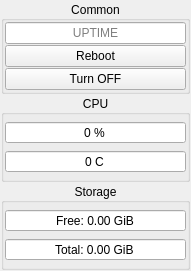
Qt form Apps/ManagePanel/src/gui/widgets/systemstatuswidget.ui (VinTRiZz/RemoteObjectDetector) before a commit.
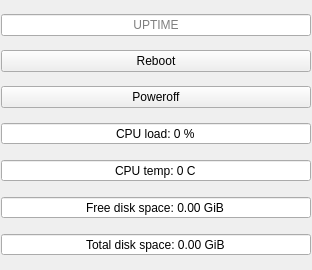
The same form after that commit.

Diff of the .ui file:
```diff
--- a/Apps/ManagePanel/src/gui/widgets/systemstatuswidget.ui
+++ b/Apps/ManagePanel/src/gui/widgets/systemstatuswidget.ui
@@ -6,8 +6,8 @@
    <rect>
     <x>0</x>
     <y>0</y>
-    <width>191</width>
-    <height>271</height>
+    <width>312</width>
+    <height>270</height>
    </rect>
   </property>
   <property name="windowTitle">
@@ -82,30 +82,6 @@
         <number>1</number>
        </property>
        <item>
-        <widget class="QGroupBox" name="groupBox_3">
-         <property name="title">
-          <string>Common</string>
-         </property>
-         <property name="alignment">
-          <set>Qt::AlignCenter</set>
-         </property>
-         <layout class="QVBoxLayout" name="verticalLayout_3">
-          <property name="spacing">
-           <number>1</number>
-          </property>
-          <property name="leftMargin">
-           <number>1</number>
-          </property>
-          <property name="topMargin">
-           <number>1</number>
-          </property>
-          <property name="rightMargin">
-           <number>1</number>
-          </property>
-          <property name="bottomMargin">
-           <number>1</number>
-          </property>
-          <item>
            <widget class="QLineEdit" name="lineEditUptime">
             <property name="toolTip">
              <string>Uptime</string>
@@ -134,37 +110,10 @@
           <item>
            <widget class="QPushButton" name="pushButtonPoweroff">
             <property name="text">
-             <string>Turn OFF</string>
+          <string>Poweroff</string>
             </property>
            </widget>
           </item>
-         </layout>
-        </widget>
-       </item>
-       <item>
-        <widget class="QGroupBox" name="groupBox">
-         <property name="title">
-          <string>CPU</string>
-         </property>
-         <property name="alignment">
-          <set>Qt::AlignCenter</set>
-         </property>
-         <layout class="QVBoxLayout" name="verticalLayout">
-          <property name="spacing">
-           <number>1</number>
-          </property>
-          <property name="leftMargin">
-           <number>1</number>
-          </property>
-          <property name="topMargin">
-           <number>1</number>
-          </property>
-          <property name="rightMargin">
-           <number>1</number>
-          </property>
-          <property name="bottomMargin">
-           <number>1</number>
-          </property>
           <item>
            <widget class="QSpinBox" name="spinBoxCPUCurrent">
             <property name="sizePolicy">
@@ -186,7 +135,7 @@
              <string> %</string>
             </property>
             <property name="prefix">
-             <string/>
+          <string>CPU load: </string>
             </property>
             <property name="maximum">
              <number>100</number>
@@ -208,7 +157,7 @@
              <string> C</string>
             </property>
             <property name="prefix">
-             <string/>
+          <string>CPU temp: </string>
             </property>
             <property name="minimum">
              <number>-300</number>
@@ -218,33 +167,6 @@
             </property>
            </widget>
           </item>
-         </layout>
-        </widget>
-       </item>
-       <item>
-        <widget class="QGroupBox" name="groupBox_2">
-         <property name="title">
-          <string>Storage</string>
-         </property>
-         <property name="alignment">
-          <set>Qt::AlignCenter</set>
-         </property>
-         <layout class="QVBoxLayout" name="verticalLayout_2">
-          <property name="spacing">
-           <number>1</number>
-          </property>
-          <property name="leftMargin">
-           <number>1</number>
-          </property>
-          <property name="topMargin">
-           <number>1</number>
-          </property>
-          <property name="rightMargin">
-           <number>1</number>
-          </property>
-          <property name="bottomMargin">
-           <number>1</number>
-          </property>
           <item>
            <widget class="QDoubleSpinBox" name="doubleSpinBoxSpaceFree">
             <property name="alignment">
@@ -257,7 +179,7 @@
              <enum>QAbstractSpinBox::NoButtons</enum>
             </property>
             <property name="prefix">
-             <string>Free: </string>
+          <string>Free disk space: </string>
             </property>
             <property name="suffix">
              <string> GiB</string>
@@ -279,7 +201,7 @@
              <enum>QAbstractSpinBox::NoButtons</enum>
             </property>
             <property name="prefix">
-             <string>Total: </string>
+          <string>Total disk space: </string>
             </property>
             <property name="suffix">
              <string> GiB</string>
@@ -287,9 +209,6 @@
             <property name="maximum">
              <double>5000.000000000000000</double>
             </property>
-           </widget>
-          </item>
-         </layout>
         </widget>
        </item>
       </layout>
```
Lines whose indentation alone changed are shown as unchanged.
